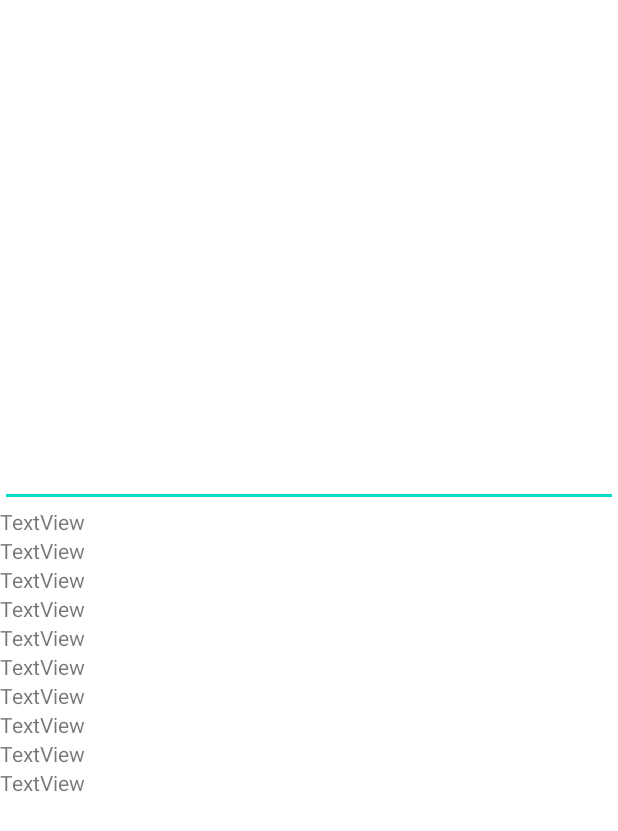
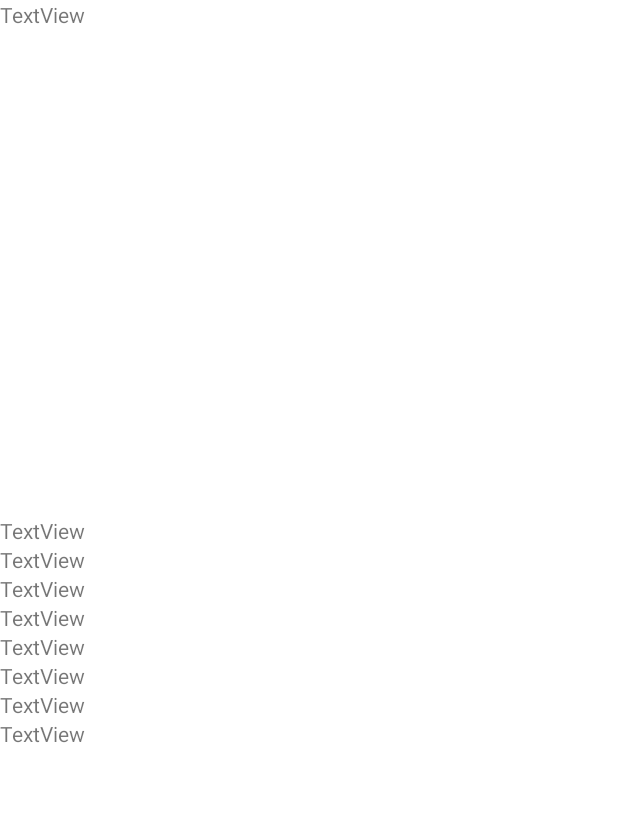
Before and after one commit to MrSpleen3/MyApp, an Android app: the layout activity_main_instructor.xml on its own in the app's theme, with its tools: preview values and no code run, on a phone screen of 412 x 824 dp. Shown: the top 831 px of the screen. Run offline under Robolectric (Android 15) with nearby library versions, the phone set to English and light mode, and no system bars.

Commit message:
Try to hide Layout : Done

```diff
--- a/MainApp/app/src/main/res/layout/activity_main_instructor.xml
+++ b/MainApp/app/src/main/res/layout/activity_main_instructor.xml
@@ -12,25 +12,17 @@
         android:orientation="vertical"
         android:gravity="center">
 
-        <EditText
-            android:id="@+id/editTextDate"
-            android:layout_width="match_parent"
-            android:layout_height="wrap_content"
-            android:ems="10"
-            android:inputType="date" />
-
         <TextView
             android:id="@+id/textView12"
             android:layout_width="match_parent"
             android:layout_height="wrap_content"
             android:text="TextView" />
-
-        <TextView
-            android:id="@+id/textView23"
-            android:layout_width="match_parent"
-            android:layout_height="wrap_content"
-            android:text="TextView" />
-
+    <LinearLayout
+        android:id="@+id/layswitch"
+        android:layout_width="match_parent"
+        android:layout_height="match_parent"
+        android:orientation="vertical"
+        android:gravity="center">
         <TextView
             android:id="@+id/textView4"
             android:layout_width="match_parent"
@@ -79,4 +71,5 @@
             android:layout_height="wrap_content"
             android:text="TextView" />
     </LinearLayout>
+    </LinearLayout>
 </androidx.constraintlayout.widget.ConstraintLayout>
```
Also changed, not shown: MainApp/app/src/main/java/com/example/myapp/activities/MainInstructorActivity.kt (+19 -5 lines).
